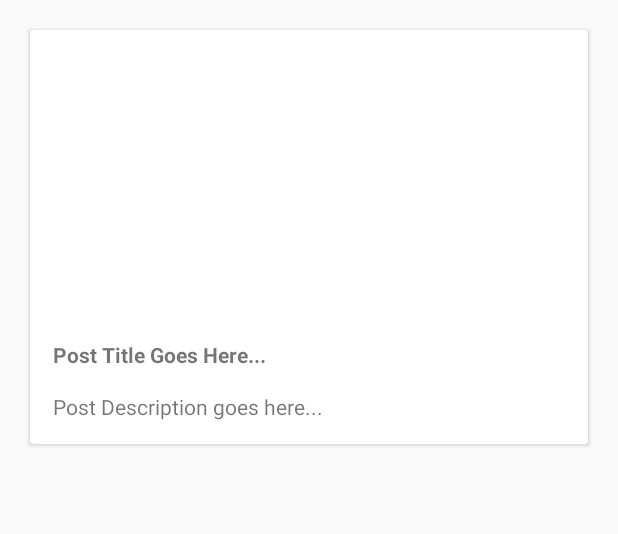
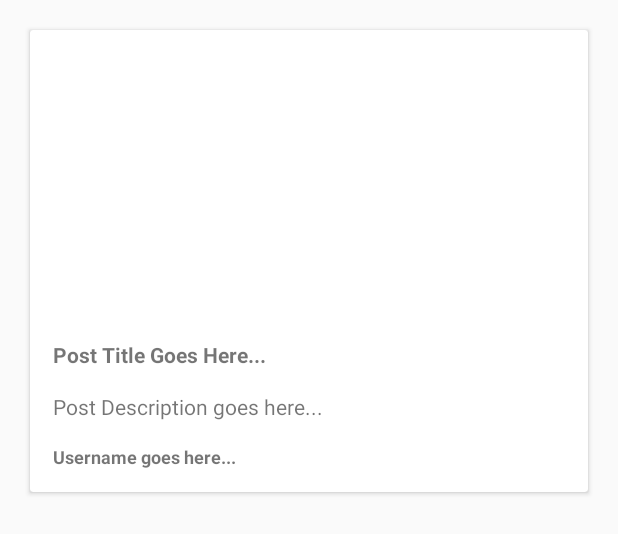
Before and after one commit to Milind123456/SimpleBlog, an Android app: the layout blog_row.xml on its own in the app's theme, with its tools: preview values and no code run, on a phone screen of 412 x 824 dp. Shown: the top 534 px of the screen. Run offline under Robolectric (Android 15) with nearby library versions, the phone set to English and light mode, and no system bars.

Commit message:
Username added to card

```diff
--- a/app/src/main/res/layout/blog_row.xml
+++ b/app/src/main/res/layout/blog_row.xml
@@ -34,6 +34,17 @@
             android:paddingRight="15dp"
             android:text="Post Description goes here..." />
 
+        <TextView
+            android:id="@+id/post_username"
+            android:layout_width="match_parent"
+            android:layout_height="wrap_content"
+            android:text="Username goes here..."
+            android:paddingBottom="15dp"
+            android:paddingLeft="15dp"
+            android:paddingRight="15dp"
+            android:textSize="12sp"
+            android:textStyle="bold"/>
+
 
     </LinearLayout>
 
```
Also changed, not shown: app/src/main/java/com/example/test/simpleblog/Blog.java (+13 -3 lines), app/src/main/java/com/example/test/simpleblog/MainActivity.java (+9 -0 lines), app/src/main/java/com/example/test/simpleblog/Post_Activity.java (+45 -11 lines).
